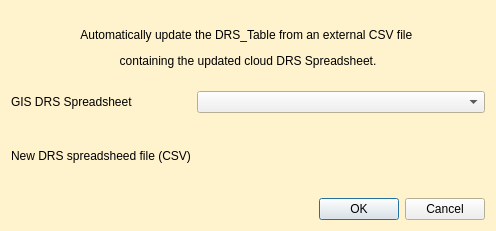
The window that PCA_Geomax_Survey_Processing/pca_geomax_update_DRS_dialog_base.ui (PCA-Geodata/PCA_Geomax_Survey_Processing_QGIS_Plugin) describes before a commit, drawn with Qt 5.
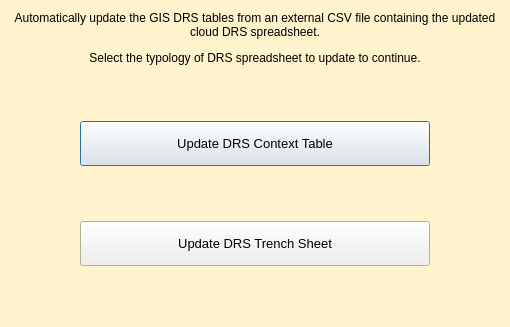
The same window after the commit. Custom widgets are drawn as their Qt base class.

```diff
--- a/PCA_Geomax_Survey_Processing/pca_geomax_update_DRS_dialog_base.ui
+++ b/PCA_Geomax_Survey_Processing/pca_geomax_update_DRS_dialog_base.ui
@@ -9,10 +9,22 @@
    <rect>
     <x>0</x>
     <y>0</y>
-    <width>496</width>
-    <height>231</height>
+    <width>510</width>
+    <height>327</height>
    </rect>
   </property>
+  <property name="minimumSize">
+   <size>
+    <width>510</width>
+    <height>327</height>
+   </size>
+  </property>
+  <property name="maximumSize">
+   <size>
+    <width>510</width>
+    <height>327</height>
+   </size>
+  </property>
   <property name="palette">
    <palette>
     <active>
@@ -81,67 +93,112 @@
    <string>PCA Geomax Survey Processing Plugin</string>
   </property>
   <layout class="QGridLayout" name="gridLayout">
-   <item row="0" column="0" colspan="2">
-    <widget class="QLabel" name="label">
-     <property name="text">
-      <string>&lt;html&gt;&lt;head/&gt;&lt;body&gt;&lt;p align=&quot;center&quot;&gt;Automatically update the DRS_Table from an external CSV file &lt;/p&gt;&lt;p align=&quot;center&quot;&gt;containing the updated cloud DRS Spreadsheet.&lt;/p&gt;&lt;/body&gt;&lt;/html&gt;</string>
-     </property>
-    </widget>
-   </item>
-   <item row="1" column="0">
-    <widget class="QLabel" name="label_2">
-     <property name="frameShape">
-      <enum>QFrame::NoFrame</enum>
-     </property>
-     <property name="text">
-      <string>GIS DRS Spreadsheet</string>
-     </property>
-    </widget>
-   </item>
-   <item row="1" column="1">
-    <widget class="QgsMapLayerComboBox" name="DRS_on_GIS_comboBox"/>
-   </item>
-   <item row="2" column="0">
-    <widget class="QLabel" name="label_3">
-     <property name="frameShape">
-      <enum>QFrame::NoFrame</enum>
-     </property>
-     <property name="text">
-      <string>New DRS spreadsheed file (CSV)</string>
-     </property>
-    </widget>
-   </item>
-   <item row="2" column="1">
-    <widget class="QgsFileWidget" name="DRS_new_file_mQgsFileWidget">
-     <property name="filter">
-      <string>*.csv</string>
-     </property>
-    </widget>
-   </item>
-   <item row="3" column="1">
-    <widget class="QDialogButtonBox" name="button_box">
-     <property name="orientation">
-      <enum>Qt::Horizontal</enum>
-     </property>
-     <property name="standardButtons">
-      <set>QDialogButtonBox::Cancel|QDialogButtonBox::Ok</set>
-     </property>
-    </widget>
+   <property name="sizeConstraint">
+    <enum>QLayout::SetNoConstraint</enum>
+   </property>
+   <item row="7" column="0">
+    <layout class="QVBoxLayout" name="verticalLayout">
+     <item>
+      <widget class="QLabel" name="label">
+       <property name="text">
+        <string>&lt;html&gt;&lt;head/&gt;&lt;body&gt;&lt;p align=&quot;center&quot;&gt;Automatically update the GIS DRS tables from an external CSV file containing the updated cloud DRS spreadsheet.&lt;/p&gt;&lt;p align=&quot;center&quot;&gt;Select the typology of DRS spreadsheet to update to continue.&lt;/p&gt;&lt;/body&gt;&lt;/html&gt;</string>
+       </property>
+       <property name="wordWrap">
+        <bool>true</bool>
+       </property>
+      </widget>
+     </item>
+     <item>
+      <spacer name="verticalSpacer">
+       <property name="orientation">
+        <enum>Qt::Vertical</enum>
+       </property>
+       <property name="sizeHint" stdset="0">
+        <size>
+         <width>20</width>
+         <height>40</height>
+        </size>
+       </property>
+      </spacer>
+     </item>
+     <item alignment="Qt::AlignHCenter">
+      <widget class="QPushButton" name="DRS_context_dialog_pushButton">
+       <property name="minimumSize">
+        <size>
+         <width>350</width>
+         <height>45</height>
+        </size>
+       </property>
+       <property name="maximumSize">
+        <size>
+         <width>16777215</width>
+         <height>16777215</height>
+        </size>
+       </property>
+       <property name="font">
+        <font>
+         <pointsize>10</pointsize>
+        </font>
+       </property>
+       <property name="text">
+        <string>Update DRS Context Table</string>
+       </property>
+      </widget>
+     </item>
+     <item>
+      <spacer name="verticalSpacer_2">
+       <property name="orientation">
+        <enum>Qt::Vertical</enum>
+       </property>
+       <property name="sizeHint" stdset="0">
+        <size>
+         <width>20</width>
+         <height>40</height>
+        </size>
+       </property>
+      </spacer>
+     </item>
+     <item alignment="Qt::AlignHCenter">
+      <widget class="QPushButton" name="DRS_Trench_sheet_dialog_pushButton">
+       <property name="minimumSize">
+        <size>
+         <width>350</width>
+         <height>45</height>
+        </size>
+       </property>
+       <property name="maximumSize">
+        <size>
+         <width>16777215</width>
+         <height>16777215</height>
+        </size>
+       </property>
+       <property name="font">
+        <font>
+         <pointsize>10</pointsize>
+        </font>
+       </property>
+       <property name="text">
+        <string>Update DRS Trench Sheet</string>
+       </property>
+      </widget>
+     </item>
+     <item>
+      <spacer name="verticalSpacer_3">
+       <property name="orientation">
+        <enum>Qt::Vertical</enum>
+       </property>
+       <property name="sizeHint" stdset="0">
+        <size>
+         <width>20</width>
+         <height>40</height>
+        </size>
+       </property>
+      </spacer>
+     </item>
+    </layout>
    </item>
   </layout>
  </widget>
- <customwidgets>
-  <customwidget>
-   <class>QgsFileWidget</class>
-   <extends>QWidget</extends>
-   <header>qgsfilewidget.h</header>
-  </customwidget>
-  <customwidget>
-   <class>QgsMapLayerComboBox</class>
-   <extends>QComboBox</extends>
-   <header>qgsmaplayercombobox.h</header>
-  </customwidget>
- </customwidgets>
  <resources/>
  <connections>
   <connection>
```
Left out of the diff: 35 changed lines with no effect on the pictures.
